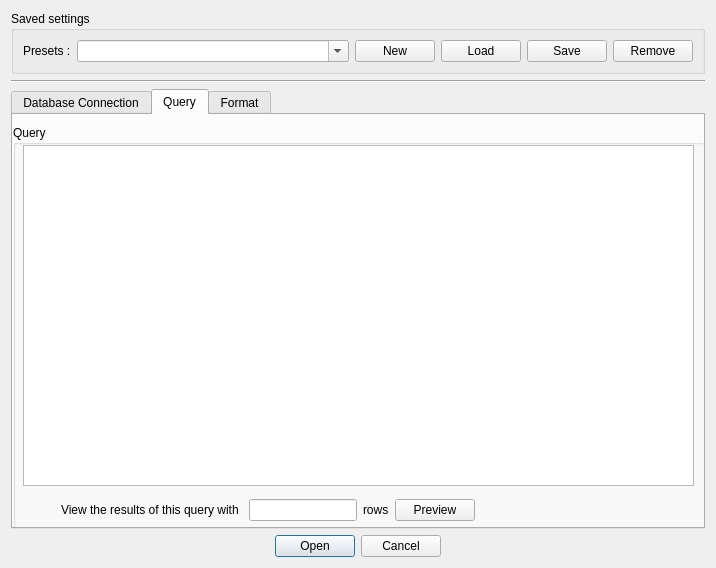
Qt form libpvkernel/plugins/input_types/database/db_params.ui (squey/squey) before a commit.
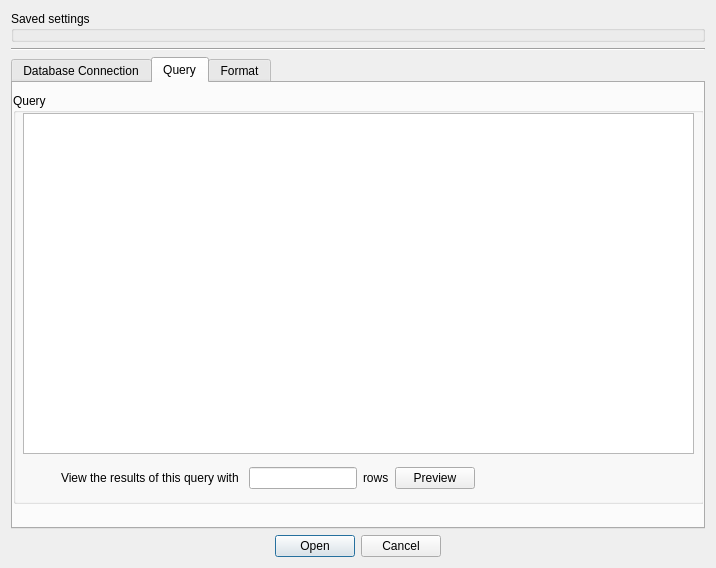
The same form after that commit.

Commit message: Added a preset widget to share some code between filters presets and database presets.

Diff of the .ui file:
```diff
--- a/libpvkernel/plugins/input_types/database/db_params.ui
+++ b/libpvkernel/plugins/input_types/database/db_params.ui
@@ -16,93 +16,9 @@
   <layout class="QVBoxLayout" name="verticalLayout">
    <item>
     <widget class="QGroupBox" name="groupBox">
-     <property name="sizePolicy">
-      <sizepolicy hsizetype="Preferred" vsizetype="Maximum">
-       <horstretch>0</horstretch>
-       <verstretch>0</verstretch>
-      </sizepolicy>
-     </property>
      <property name="title">
       <string>Saved settings</string>
      </property>
-     <property name="flat">
-      <bool>false</bool>
-     </property>
-     <property name="checkable">
-      <bool>false</bool>
-     </property>
-     <layout class="QHBoxLayout" name="horizontalLayout_2">
-      <item>
-       <layout class="QHBoxLayout" name="horizontalLayout">
-        <item>
-         <widget class="QLabel" name="label">
-          <property name="sizePolicy">
-           <sizepolicy hsizetype="Maximum" vsizetype="Maximum">
-            <horstretch>0</horstretch>
-            <verstretch>0</verstretch>
-           </sizepolicy>
-          </property>
-          <property name="text">
-           <string>Presets :</string>
-          </property>
-         </widget>
-        </item>
-        <item>
-         <widget class="QComboBox" name="_combo_preset">
-          <property name="sizePolicy">
-           <sizepolicy hsizetype="MinimumExpanding" vsizetype="Fixed">
-            <horstretch>0</horstretch>
-            <verstretch>0</verstretch>
-           </sizepolicy>
-          </property>
-          <property name="editable">
-           <bool>true</bool>
-          </property>
-         </widget>
-        </item>
-        <item>
-         <widget class="QPushButton" name="_btn_new">
-          <property name="sizePolicy">
-           <sizepolicy hsizetype="Maximum" vsizetype="Fixed">
-            <horstretch>0</horstretch>
-            <verstretch>0</verstretch>
-           </sizepolicy>
-          </property>
-          <property name="text">
-           <string>New</string>
-          </property>
-         </widget>
-        </item>
-        <item>
-         <widget class="QPushButton" name="_btn_load">
-          <property name="text">
-           <string>Load</string>
-          </property>
-         </widget>
-        </item>
-        <item>
-         <widget class="QPushButton" name="_btn_save">
-          <property name="sizePolicy">
-           <sizepolicy hsizetype="Maximum" vsizetype="Fixed">
-            <horstretch>0</horstretch>
-            <verstretch>0</verstretch>
-           </sizepolicy>
-          </property>
-          <property name="text">
-           <string>Save</string>
-          </property>
-         </widget>
-        </item>
-        <item>
-         <widget class="QPushButton" name="_btn_remove">
-          <property name="text">
-           <string>Remove</string>
-          </property>
-         </widget>
-        </item>
-       </layout>
-      </item>
-     </layout>
     </widget>
    </item>
    <item>
```
Left out of the diff: 2 changed lines with no effect on the pictures. The commit also changes 7 other files.
